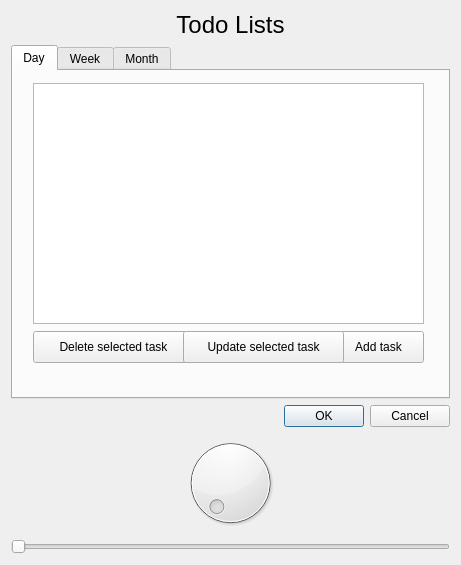
Old version of the form Calendar/todolist.ui in the repository oscarl1127/CSUSM_CS441_Project.
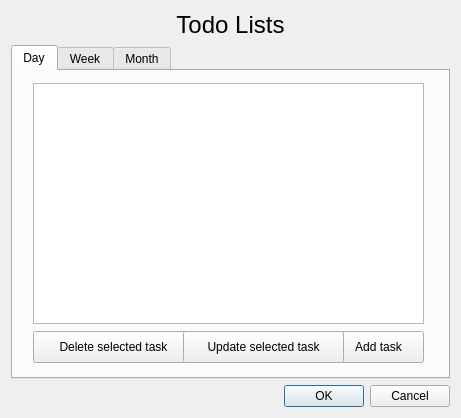
New version of the form.

The edit to the form file:
```diff
--- a/Calendar/todolist.ui
+++ b/Calendar/todolist.ui
@@ -7,7 +7,7 @@
     <x>0</x>
     <y>0</y>
     <width>461</width>
-    <height>565</height>
+    <height>418</height>
    </rect>
   </property>
   <property name="windowTitle">
@@ -21,16 +21,6 @@
      </property>
     </widget>
    </item>
-   <item row="4" column="0">
-    <widget class="QDial" name="dial"/>
-   </item>
-   <item row="5" column="0">
-    <widget class="QSlider" name="horizontalSlider">
-     <property name="orientation">
-      <enum>Qt::Horizontal</enum>
-     </property>
-    </widget>
-   </item>
    <item row="0" column="0">
     <widget class="QLabel" name="label">
      <property name="text">
```
Left out of the diff: 19 changed lines with no effect on the pictures.
